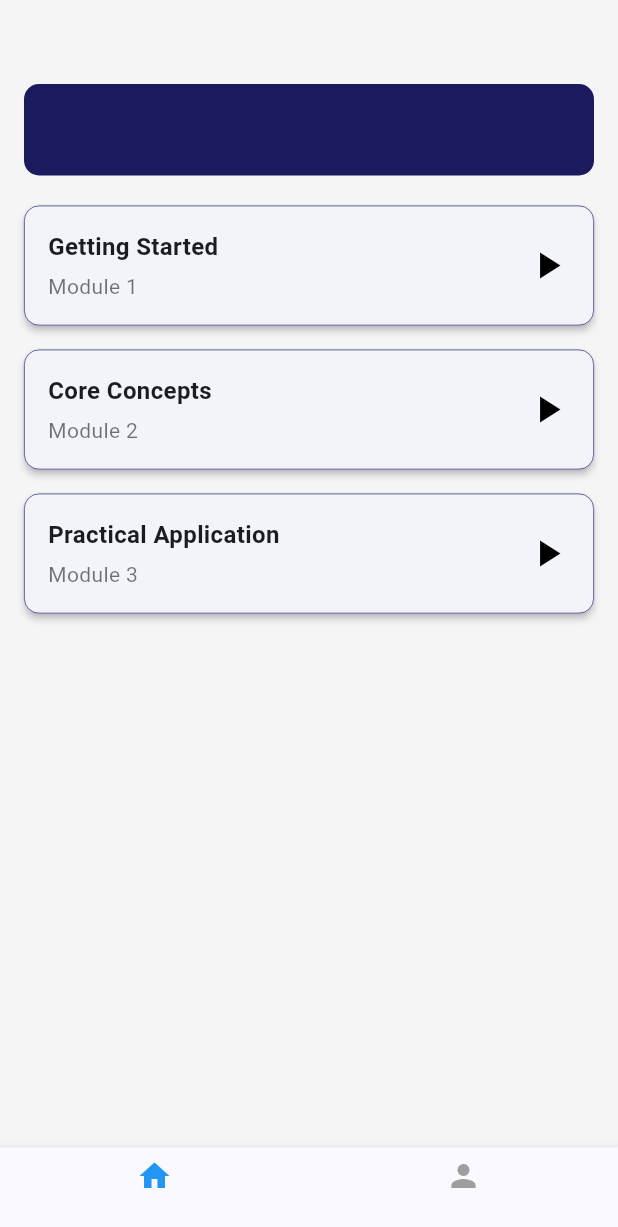
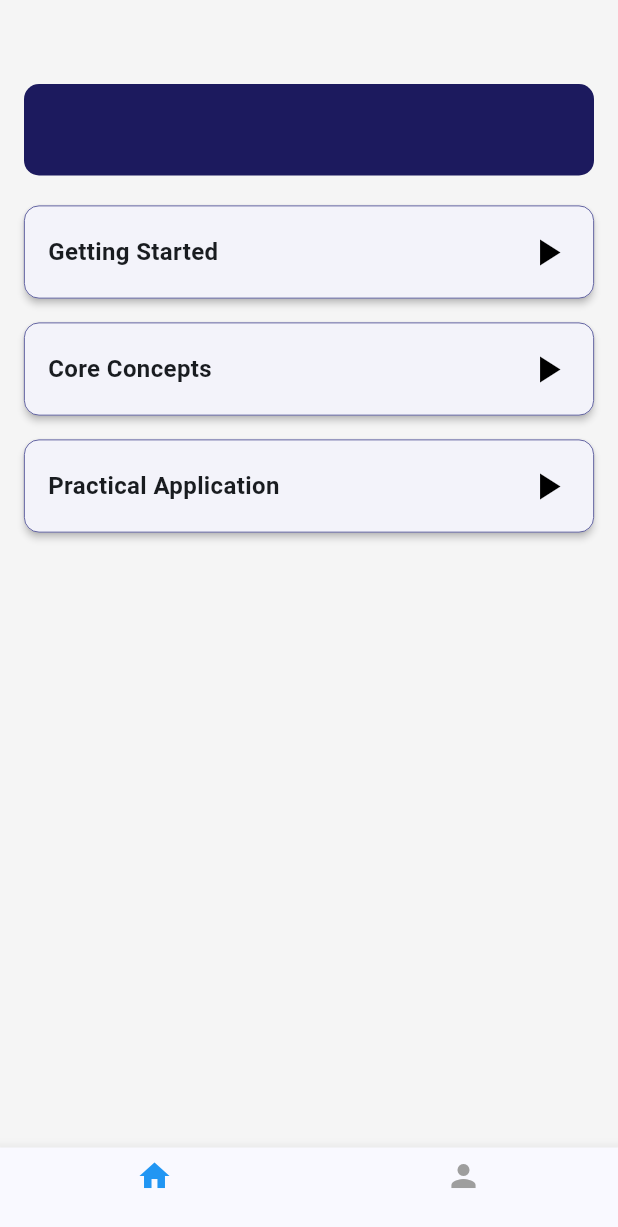
Before and after one commit to Priyanshu-Bej/briffiniApp, a Flutter app: the ModuleListScreen screen opened directly with empty values, on a phone screen of 412 x 824 dp. Shown: the top 1227 px of the screen. Run offline on Flutter 3.47's test engine with Material 3 defaults, Android fonts, the phone set to English and light mode, and no system bars; our stand-ins replace chewie, cloud_firestore, firebase_auth, firebase_core, firebase_storage, video_player; missing offline and left inert: dart:html, dart:ui_web, flutter_pdfview; accounts and stored records are empty.

Commit message:
UI improvements: 1) Increased treasure image size in login and splash screens, 2) Removed 'Available modules' text from course cards, 3) Removed module number subtext from module cards

```diff
--- a/lib/screens/assigned_courses_screen.dart
+++ b/lib/screens/assigned_courses_screen.dart
@@ -94,11 +94,6 @@ class _AssignedCoursesScreenState extends State<AssignedCoursesScreen> {
                       style: const TextStyle(fontSize: 16, fontWeight: FontWeight.bold),
                       maxLines: 1,
                       overflow: TextOverflow.ellipsis,
-                    ),
-                    const SizedBox(height: 5),
-                    Text(
-                      'Available modules',
-                      style: const TextStyle(fontSize: 14, color: Colors.black54),
                     ),
                   ],
                 ),
--- a/lib/screens/login_screen.dart
+++ b/lib/screens/login_screen.dart
@@ -85,8 +85,8 @@ class _LoginScreenState extends State<LoginScreen> {
               Transform.translate(
                 offset: Offset(0, -screenSize.height * 0.08), // Adjust position to overlap with header
                 child: Container(
-                  width: screenSize.width * 0.6, // Increased from 0.5 to 0.6
-                  height: screenSize.width * 0.45, // Increased from 0.38 to 0.45
+                  width: screenSize.width * 0.7, // Increased from 0.6 to 0.7
+                  height: screenSize.width * 0.55, // Increased from 0.45 to 0.55
                   decoration: BoxDecoration(
                     borderRadius: BorderRadius.circular(6),
                   ),
--- a/lib/screens/module_list_screen.dart
+++ b/lib/screens/module_list_screen.dart
@@ -156,14 +156,6 @@ class _ModuleListScreenState extends State<ModuleListScreen> {
                                                         fontWeight: FontWeight.bold
                                                       ),
                                                     ),
-                                                    const SizedBox(height: 5),
-                                                    Text(
-                                                      'Module ${module.order}',
-                                                      style: const TextStyle(
-                                                        fontSize: 14,
-                                                        color: Colors.black54
-                                                      ),
-                                                    ),
                                                   ],
                                                 ),
                                               ),
--- a/lib/screens/splash_screen.dart
+++ b/lib/screens/splash_screen.dart
@@ -82,8 +82,8 @@ class _SplashScreenState extends State<SplashScreen> {
               SizedBox(height: screenSize.height * 0.05),
               // Treasure chest image - increased size and removed color filter
               SizedBox(
-                width: screenSize.width * 0.6,
-                height: screenSize.width * 0.6,
+                width: screenSize.width * 0.7,
+                height: screenSize.width * 0.7,
                 child: Image.asset(
                   'assets/images/treasure_chest.png',
                   fit: BoxFit.contain,
```
